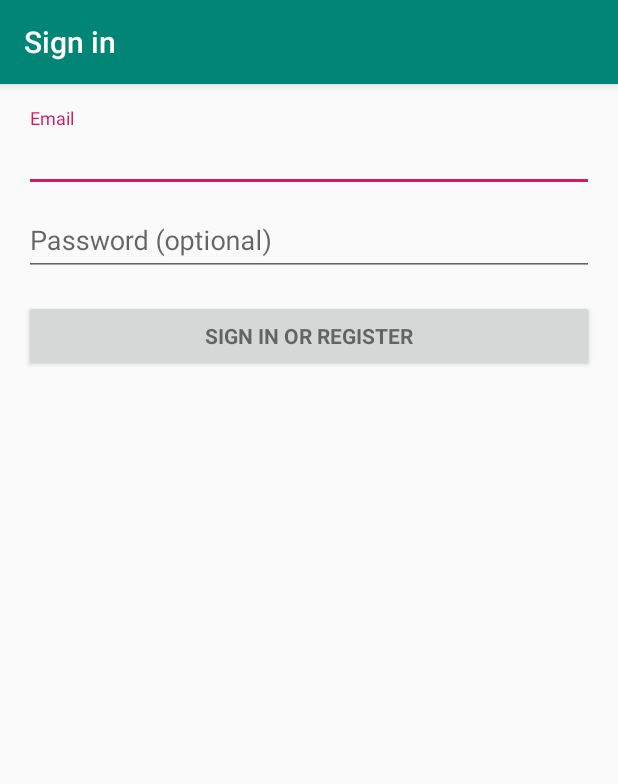
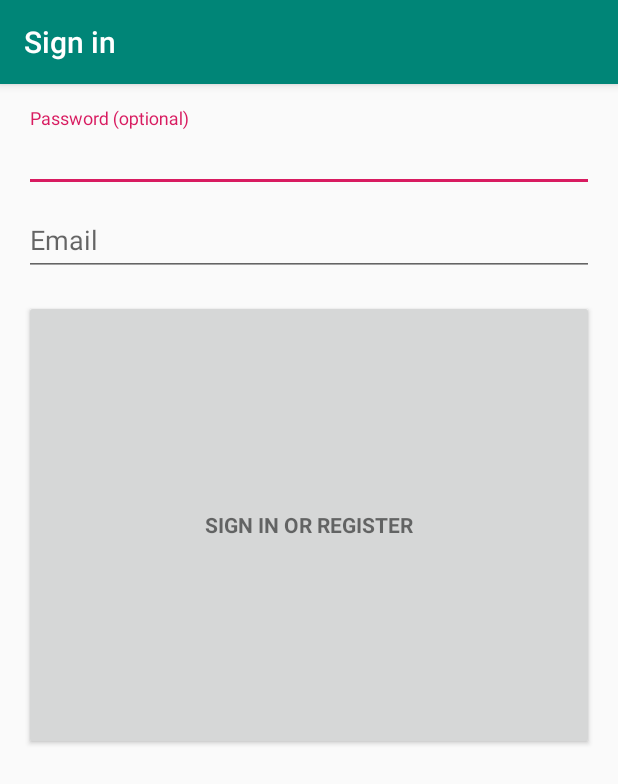
Before and after one commit to cc506/TruckAlert-UI, an Android app: the LoginActivity screen opened directly, with no data from a screen before it, on a phone screen of 412 x 824 dp. Shown: the top 784 px of the screen. Run offline under Robolectric (Android 15) with nearby library versions, the phone set to English and light mode, and no system bars; 2 statements that could not run were skipped.

```diff
--- a/app/src/main/res/layout/activity_login.xml
+++ b/app/src/main/res/layout/activity_login.xml
@@ -35,21 +35,6 @@
                 android:layout_width="match_parent"
                 android:layout_height="wrap_content">
 
-                <AutoCompleteTextView
-                    android:id="@+id/email"
-                    android:layout_width="match_parent"
-                    android:layout_height="wrap_content"
-                    android:hint="@string/prompt_email"
-                    android:inputType="textEmailAddress"
-                    android:maxLines="1"
-                    android:singleLine="true" />
-
-            </android.support.design.widget.TextInputLayout>
-
-            <android.support.design.widget.TextInputLayout
-                android:layout_width="match_parent"
-                android:layout_height="wrap_content">
-
                 <EditText
                     android:id="@+id/password"
                     android:layout_width="match_parent"
@@ -64,15 +49,31 @@
 
             </android.support.design.widget.TextInputLayout>
 
+            <android.support.design.widget.TextInputLayout
+                android:layout_width="match_parent"
+                android:layout_height="wrap_content">
+
+                <AutoCompleteTextView
+                    android:id="@+id/email"
+                    android:layout_width="match_parent"
+                    android:layout_height="wrap_content"
+                    android:hint="@string/prompt_email"
+                    android:inputType="textEmailAddress"
+                    android:maxLines="1"
+                    android:singleLine="true" />
+
+            </android.support.design.widget.TextInputLayout>
+
             <Button
                 android:id="@+id/email_sign_in_button"
                 style="?android:textAppearanceSmall"
                 android:layout_width="match_parent"
-                android:layout_height="wrap_content"
+                android:layout_height="300dp"
                 android:layout_marginTop="16dp"
                 android:text="@string/action_sign_in"
                 android:textStyle="bold" />
 
         </LinearLayout>
     </ScrollView>
+
 </LinearLayout>
--- /dev/null
+++ b/app/src/main/res/layout/activity_logout.xml
@@ -0,0 +1,6 @@
+<?xml version="1.0" encoding="utf-8"?>
+<android.support.constraint.ConstraintLayout
+    xmlns:android="http://schemas.android.com/apk/res/android" android:layout_width="match_parent"
+    android:layout_height="match_parent">
+
+</android.support.constraint.ConstraintLayout>
--- a/build.gradle
+++ b/build.gradle
@@ -7,7 +7,7 @@
 
     }
     dependencies {
-        classpath 'com.android.tools.build:gradle:3.3.1'
+        classpath 'com.android.tools.build:gradle:3.3.2'
 
         // NOTE: Do not place your application dependencies here; they belong
         // in the individual module build.gradle files
```
